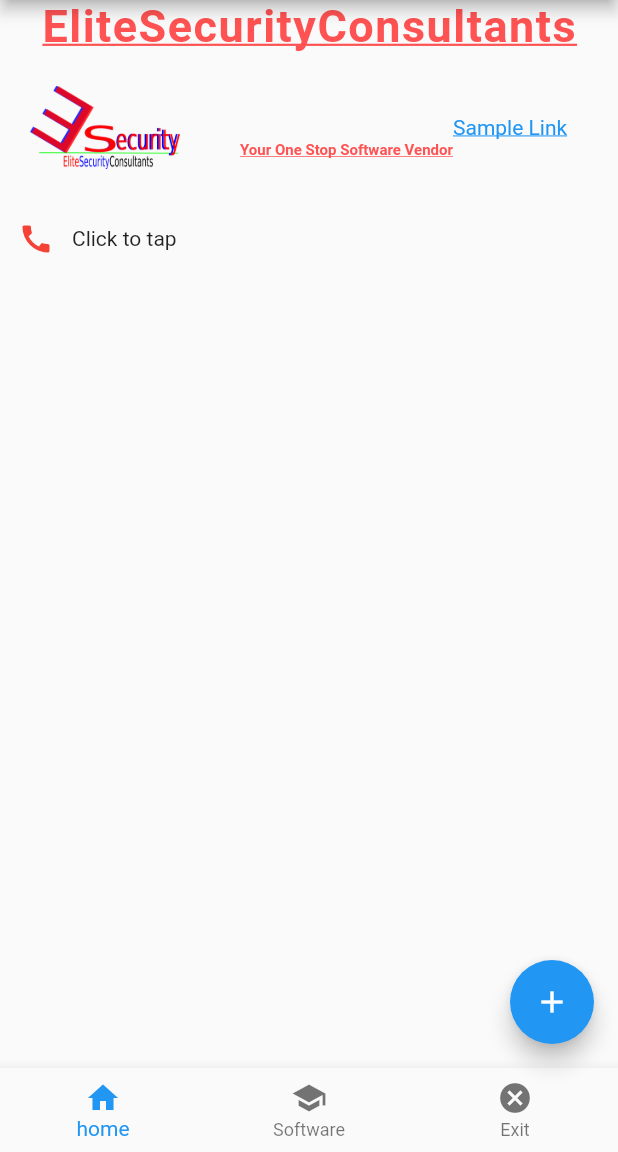
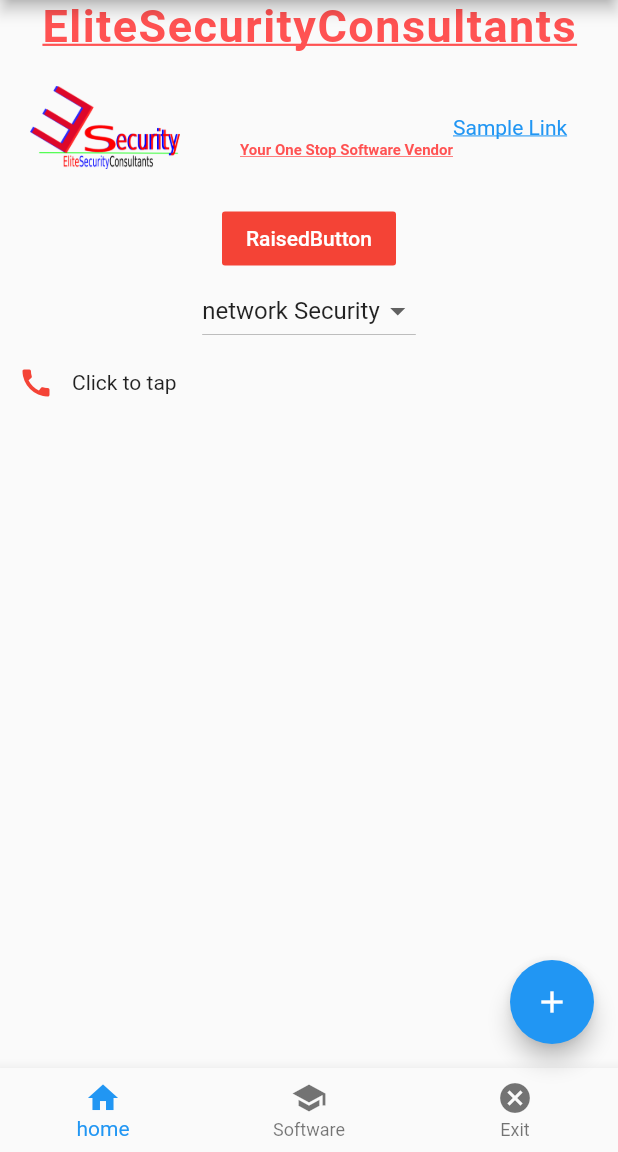
Before and after one commit to samuelmwangi729/esunisol, a Flutter app: the screen it shows after launch, on a phone screen of 412 x 824 dp, the part 84-1236 px from its top. Run offline on Flutter 3.47's test engine with Material 2 defaults, Android fonts, the phone set to English and light mode, and no system bars.

Commit message:
Initial Commit

```diff
--- a/lib/main.dart
+++ b/lib/main.dart
@@ -49,6 +49,7 @@ class MyHomePage extends StatefulWidget {
 class _MyHomePageState extends State<MyHomePage> {
   int _counter = 0;
   int _selectedIndex=0;
+  String dropdownStr='network Security';
 
   void _incrementCounter() {
     setState(() {
@@ -207,6 +208,32 @@ class _MyHomePageState extends State<MyHomePage> {
                   ),
                 ],
               ),
+              FlatButton(
+                splashColor: Colors.red,
+                onPressed: ()=>{
+                  print('the button hasbeen clicked'),
+                },
+                child:Text(
+                  'RaisedButton'
+                ),
+                color: Colors.red,
+                textColor: Colors.white,
+              ),
+              DropdownButton <String>(
+                value: dropdownStr,
+                onChanged: (String newValue){
+                  setState(() {
+                    dropdownStr=newValue;
+                  });
+                },
+                items: <String>['network Security','ethical hackig','web hacking']
+                    .map<DropdownMenuItem<String>>((String value){
+                return DropdownMenuItem<String>(
+                    value: value,
+                  child: Text(value),
+                );
+                }).toList()
+              ),
               Row(
                 children: <Widget>[
                   IconButton(
```
